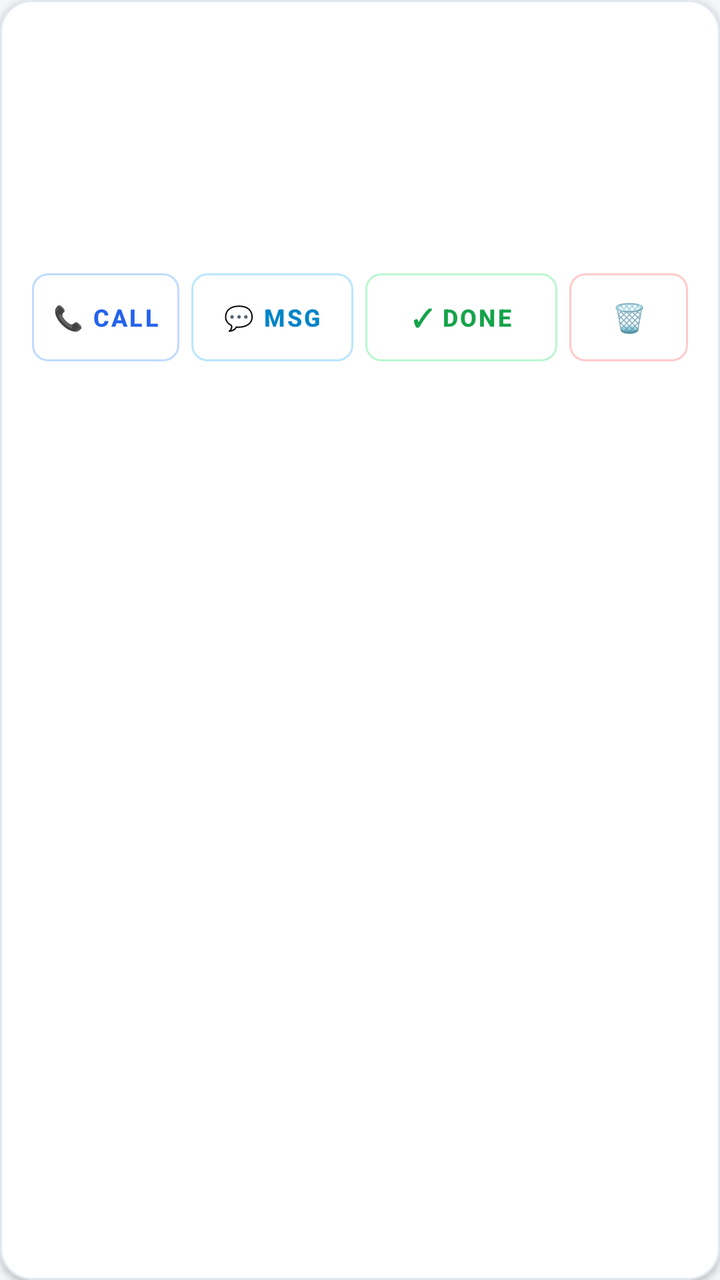
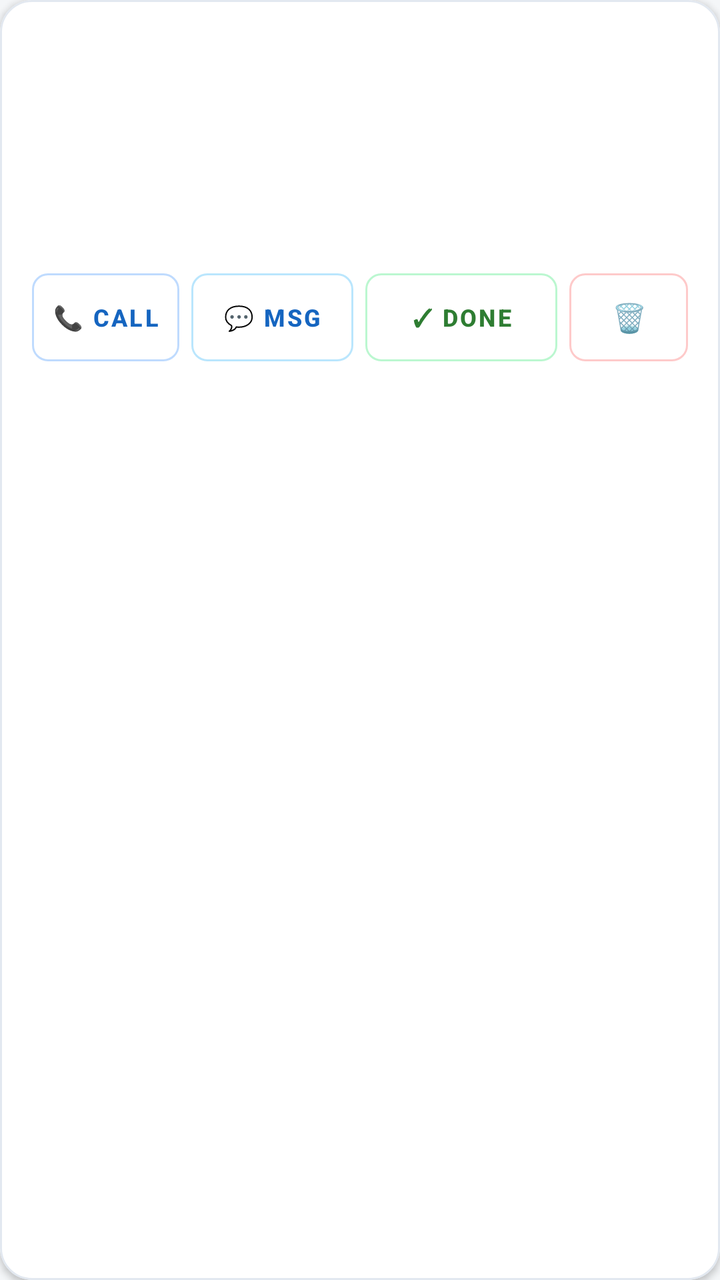

The first picture is an Android layout as it rendered before a commit; the second is the same layout after the commit. The layout source and the unified diff follow.
<!-- AndroidManifest.xml: application theme Theme.Dukaan -->
<!-- res/layout/item_lead.xml -->
<?xml version="1.0" encoding="utf-8"?>
<com.google.android.material.card.MaterialCardView xmlns:android="http://schemas.android.com/apk/res/android"
    xmlns:app="http://schemas.android.com/apk/res-auto"
    android:layout_width="match_parent"
    android:layout_height="wrap_content"
    android:layout_marginStart="12dp"
    android:layout_marginTop="6dp"
    android:layout_marginEnd="12dp"
    android:layout_marginBottom="6dp"
    app:cardBackgroundColor="@color/card_bg"
    app:cardCornerRadius="16dp"
    app:cardElevation="2dp"
    app:strokeColor="#E2E8F0"
    app:strokeWidth="1dp">

    <LinearLayout
        android:layout_width="match_parent"
        android:layout_height="wrap_content"
        android:orientation="vertical"
        android:padding="16dp">

        
        <LinearLayout
            android:layout_width="match_parent"
            android:layout_height="wrap_content"
            android:gravity="center_vertical"
            android:orientation="horizontal">

            <TextView
                android:id="@+id/tvTypeBadge"
                android:layout_width="wrap_content"
                android:layout_height="wrap_content"
                android:layout_marginEnd="8dp"
                android:paddingStart="8dp"
                android:paddingTop="3dp"
                android:paddingEnd="8dp"
                android:paddingBottom="3dp"
                android:textSize="11sp"
                android:textStyle="bold" />

            <TextView
                android:id="@+id/tvName"
                android:layout_width="0dp"
                android:layout_height="wrap_content"
                android:layout_weight="1"
                android:textColor="@color/text_primary"
                android:textSize="17sp"
                android:textStyle="bold" />

            <TextView
                android:id="@+id/tvStatus"
                android:layout_width="wrap_content"
                android:layout_height="wrap_content"
                android:paddingStart="10dp"
                android:paddingTop="3dp"
                android:paddingEnd="10dp"
                android:paddingBottom="3dp"
                android:textSize="12sp"
                android:textStyle="bold" />
        </LinearLayout>

        
        <TextView
            android:id="@+id/tvAmount"
            android:layout_width="wrap_content"
            android:layout_height="wrap_content"
            android:layout_marginTop="6dp"
            android:textColor="#16A34A"
            android:textSize="18sp"
            android:textStyle="bold"
            android:visibility="gone" />

        
        <TextView
            android:id="@+id/tvProduct"
            android:layout_width="match_parent"
            android:layout_height="wrap_content"
            android:layout_marginTop="4dp"
            android:textColor="#334155"
            android:textSize="14sp" />

        
        <TextView
            android:id="@+id/tvExtra"
            android:layout_width="match_parent"
            android:layout_height="wrap_content"
            android:layout_marginTop="2dp"
            android:textColor="#475569"
            android:textSize="13sp" />

        
        <TextView
            android:id="@+id/tvAssignedEmployee"
            android:layout_width="wrap_content"
            android:layout_height="wrap_content"
            android:layout_marginTop="4dp"
            android:background="#EDE9FE"
            android:paddingStart="8dp"
            android:paddingTop="2dp"
            android:paddingEnd="8dp"
            android:paddingBottom="2dp"
            android:textColor="#5B21B6"
            android:textSize="12sp"
            android:textStyle="bold"
            android:visibility="gone" />

        
        <TextView
            android:id="@+id/tvDate"
            android:layout_width="match_parent"
            android:layout_height="wrap_content"
            android:layout_marginTop="4dp"
            android:textColor="#64748B"
            android:textSize="13sp" />

        
        <TextView
            android:id="@+id/tvNote"
            android:layout_width="match_parent"
            android:layout_height="wrap_content"
            android:layout_marginTop="4dp"
            android:ellipsize="end"
            android:maxLines="2"
            android:textColor="#64748B"
            android:textSize="13sp" />

        
        <LinearLayout
            android:id="@+id/layoutVoice"
            android:layout_width="match_parent"
            android:layout_height="wrap_content"
            android:layout_marginTop="10dp"
            android:background="@drawable/bg_voice_note"
            android:gravity="center_vertical"
            android:orientation="horizontal"
            android:paddingStart="12dp"
            android:paddingTop="8dp"
            android:paddingEnd="12dp"
            android:paddingBottom="8dp"
            android:visibility="gone">

            <ImageView
                android:id="@+id/ivAudioIcon"
                android:layout_width="22dp"
                android:layout_height="22dp"
                android:src="@drawable/ic_volume_up" />

            <TextView
                android:id="@+id/tvVoiceLabel"
                android:layout_width="0dp"
                android:layout_height="wrap_content"
                android:layout_marginStart="8dp"
                android:layout_weight="1"
                android:text="Voice note attached"
                android:textColor="#065F46"
                android:textSize="13sp"
                android:textStyle="bold" />

            <com.google.android.material.button.MaterialButton
                android:id="@+id/btnPlayVoice"
                android:layout_width="wrap_content"
                android:layout_height="36dp"
                android:backgroundTint="#059669"
                android:insetTop="0dp"
                android:insetBottom="0dp"
                android:paddingStart="12dp"
                android:paddingEnd="12dp"
                android:text="▶ LISTEN"
                android:textColor="@android:color/white"
                android:textSize="12sp"
                android:textStyle="bold"
                app:cornerRadius="18dp" />
        </LinearLayout>

        
        <LinearLayout
            android:layout_width="match_parent"
            android:layout_height="wrap_content"
            android:layout_marginTop="12dp"
            android:gravity="center_vertical"
            android:orientation="horizontal">

            <com.google.android.material.button.MaterialButton
                android:id="@+id/btnCall"
                style="@style/Widget.MaterialComponents.Button.OutlinedButton"
                android:layout_width="0dp"
                android:layout_height="44dp"
                android:layout_marginEnd="3dp"
                android:layout_weight="1"
                android:insetTop="0dp"
                android:insetBottom="0dp"
                android:padding="0dp"
                android:text="📞 CALL"
                android:textColor="#2563EB"
                android:textSize="12sp"
                android:textStyle="bold"
                app:cornerRadius="8dp"
                app:strokeColor="#BFDBFE" />

            <com.google.android.material.button.MaterialButton
                android:id="@+id/btnMessage"
                style="@style/Widget.MaterialComponents.Button.OutlinedButton"
                android:layout_width="0dp"
                android:layout_height="44dp"
                android:layout_marginStart="3dp"
                android:layout_marginEnd="3dp"
                android:layout_weight="1.1"
                android:insetTop="0dp"
                android:insetBottom="0dp"
                android:padding="0dp"
                android:text="💬 MSG"
                android:textColor="#0284C7"
                android:textSize="12sp"
                android:textStyle="bold"
                app:cornerRadius="8dp"
                app:strokeColor="#BAE6FD" />

            <com.google.android.material.button.MaterialButton
                android:id="@+id/btnDone"
                style="@style/Widget.MaterialComponents.Button.OutlinedButton"
                android:layout_width="0dp"
                android:layout_height="44dp"
                android:layout_marginStart="3dp"
                android:layout_marginEnd="3dp"
                android:layout_weight="1.3"
                android:insetTop="0dp"
                android:insetBottom="0dp"
                android:padding="0dp"
                android:text="✓ DONE"
                android:textColor="#16A34A"
                android:textSize="12sp"
                android:textStyle="bold"
                app:cornerRadius="8dp"
                app:strokeColor="#BBF7D0" />

            <com.google.android.material.button.MaterialButton
                android:id="@+id/btnDelete"
                style="@style/Widget.MaterialComponents.Button.OutlinedButton"
                android:layout_width="0dp"
                android:layout_height="44dp"
                android:layout_marginStart="3dp"
                android:layout_weight="0.8"
                android:insetTop="0dp"
                android:insetBottom="0dp"
                android:padding="0dp"
                android:text="🗑️"
                android:textColor="#DC2626"
                android:textSize="14sp"
                app:cornerRadius="8dp"
                app:strokeColor="#FECACA" />
        </LinearLayout>
    </LinearLayout>
</com.google.android.material.card.MaterialCardView>
<!-- resources referenced by this layout -->
<resources>
  <color name="card_bg">#FFFFFF</color>
  <color name="text_primary">#0F172A</color>
  <!-- drawable bg_voice_note (drawable) -->
  <?xml version="1.0" encoding="utf-8"?>
  <shape xmlns:android="http://schemas.android.com/apk/res/android"
      android:shape="rectangle">
      <corners android:radius="10dp" />
      <solid android:color="#F0FDF4" />
      <stroke
          android:width="1dp"
          android:color="#BBF7D0" />
  </shape>
  <!-- drawable ic_volume_up (drawable) -->
  <vector xmlns:android="http://schemas.android.com/apk/res/android"
      android:width="24dp"
      android:height="24dp"
      android:viewportWidth="24"
      android:viewportHeight="24">
    <path
        android:fillColor="#0D9488"
        android:pathData="M3,9v6h4l5,5V4L7,9H3zm13.5,3c0,-1.77 -1.02,-3.29 -2.5,-4.03v8.05c1.48,-0.73 2.5,-2.25 2.5,-4.02zM14,3.23v2.06c2.89,0.86 5,3.54 5,6.71s-2.11,5.85 -5,6.71v2.06c4.01,-0.91 7,-4.49 7,-8.77s-2.99,-7.86 -7,-8.77z"/>
  </vector>
  <style name="Theme.Dukaan" parent="Theme.MaterialComponents.DayNight.NoActionBar">
          <item name="colorPrimary">@color/primary</item>
          <item name="colorPrimaryVariant">@color/primary_dark</item>
          <item name="colorOnPrimary">@android:color/white</item>
          <item name="colorSecondary">@color/accent</item>
          <item name="android:statusBarColor">@color/primary_dark</item>
          <item name="android:windowBackground">@color/bg</item>
      </style>
  <color name="primary">#1565C0</color>
  <color name="primary_dark">#0D47A1</color>
  <color name="accent">#00897B</color>
  <color name="bg">#F4F6F8</color>
</resources>

<!-- the commit's change to res/layout/item_lead.xml (unified diff, before → after) -->
@@ -10,7 +10,7 @@
     app:cardBackgroundColor="@color/card_bg"
     app:cardCornerRadius="16dp"
     app:cardElevation="2dp"
-    app:strokeColor="#E2E8F0"
+    app:strokeColor="@color/divider_color"
     app:strokeWidth="1dp">
 
     <LinearLayout
@@ -76,7 +76,7 @@
             android:layout_width="match_parent"
             android:layout_height="wrap_content"
             android:layout_marginTop="4dp"
-            android:textColor="#334155"
+            android:textColor="@color/text_primary"
             android:textSize="14sp" />
 
         
@@ -85,7 +85,7 @@
             android:layout_width="match_parent"
             android:layout_height="wrap_content"
             android:layout_marginTop="2dp"
-            android:textColor="#475569"
+            android:textColor="@color/text_secondary"
             android:textSize="13sp" />
 
         
@@ -94,12 +94,12 @@
             android:layout_width="wrap_content"
             android:layout_height="wrap_content"
             android:layout_marginTop="4dp"
-            android:background="#EDE9FE"
+            android:background="@drawable/bg_badge_service"
             android:paddingStart="8dp"
             android:paddingTop="2dp"
             android:paddingEnd="8dp"
             android:paddingBottom="2dp"
-            android:textColor="#5B21B6"
+            android:textColor="@color/badge_service_text"
             android:textSize="12sp"
             android:textStyle="bold"
             android:visibility="gone" />
@@ -110,7 +110,7 @@
             android:layout_width="match_parent"
             android:layout_height="wrap_content"
             android:layout_marginTop="4dp"
-            android:textColor="#64748B"
+            android:textColor="@color/text_secondary"
             android:textSize="13sp" />
 
         
@@ -121,7 +121,7 @@
             android:layout_marginTop="4dp"
             android:ellipsize="end"
             android:maxLines="2"
-            android:textColor="#64748B"
+            android:textColor="@color/text_secondary"
             android:textSize="13sp" />
 
         
@@ -143,6 +143,7 @@
                 android:id="@+id/ivAudioIcon"
                 android:layout_width="22dp"
                 android:layout_height="22dp"
+                app:tint="@color/voice_note_text"
                 android:src="@drawable/ic_volume_up" />
 
             <TextView
@@ -152,7 +153,7 @@
                 android:layout_marginStart="8dp"
                 android:layout_weight="1"
                 android:text="Voice note attached"
-                android:textColor="#065F46"
+                android:textColor="@color/voice_note_text"
                 android:textSize="13sp"
                 android:textStyle="bold" />
 
@@ -191,11 +192,11 @@
                 android:insetBottom="0dp"
                 android:padding="0dp"
                 android:text="📞 CALL"
-                android:textColor="#2563EB"
-                android:textSize="12sp"
-                android:textStyle="bold"
-                app:cornerRadius="8dp"
-                app:strokeColor="#BFDBFE" />
+                android:textColor="@color/blue"
+                android:textSize="12sp"
+                android:textStyle="bold"
+                app:cornerRadius="8dp"
+                app:strokeColor="@color/btn_stroke_blue" />
 
             <com.google.android.material.button.MaterialButton
                 android:id="@+id/btnMessage"
@@ -209,11 +210,11 @@
                 android:insetBottom="0dp"
                 android:padding="0dp"
                 android:text="💬 MSG"
-                android:textColor="#0284C7"
-                android:textSize="12sp"
-                android:textStyle="bold"
-                app:cornerRadius="8dp"
-                app:strokeColor="#BAE6FD" />
+                android:textColor="@color/primary"
+                android:textSize="12sp"
+                android:textStyle="bold"
+                app:cornerRadius="8dp"
+                app:strokeColor="@color/btn_stroke_cyan" />
 
             <com.google.android.material.button.MaterialButton
                 android:id="@+id/btnDone"
@@ -227,11 +228,11 @@
                 android:insetBottom="0dp"
                 android:padding="0dp"
                 android:text="✓ DONE"
-                android:textColor="#16A34A"
-                android:textSize="12sp"
-                android:textStyle="bold"
-                app:cornerRadius="8dp"
-                app:strokeColor="#BBF7D0" />
+                android:textColor="@color/green"
+                android:textSize="12sp"
+                android:textStyle="bold"
+                app:cornerRadius="8dp"
+                app:strokeColor="@color/btn_stroke_green" />
 
             <com.google.android.material.button.MaterialButton
                 android:id="@+id/btnDelete"
@@ -244,10 +245,10 @@
                 android:insetBottom="0dp"
                 android:padding="0dp"
                 android:text="🗑️"
-                android:textColor="#DC2626"
+                android:textColor="@color/red"
                 android:textSize="14sp"
                 app:cornerRadius="8dp"
-                app:strokeColor="#FECACA" />
+                app:strokeColor="@color/btn_stroke_red" />
         </LinearLayout>
     </LinearLayout>
 </com.google.android.material.card.MaterialCardView>
<!-- resource entries referenced after the edit -->
@@ -1,16 +1,33 @@
 <!-- resources referenced by this layout -->
 <resources>
+  <color name="badge_service_text">#512DA8</color>
+  <color name="blue">#1565C0</color>
+  <color name="btn_stroke_blue">#BFDBFE</color>
+  <color name="btn_stroke_cyan">#BAE6FD</color>
+  <color name="btn_stroke_green">#BBF7D0</color>
+  <color name="btn_stroke_red">#FECACA</color>
   <color name="card_bg">#FFFFFF</color>
+  <color name="divider_color">#E2E8F0</color>
+  <color name="green">#2E7D32</color>
   <color name="text_primary">#0F172A</color>
+  <color name="text_secondary">#64748B</color>
+  <color name="voice_note_text">#065F46</color>
+  <!-- drawable bg_badge_service (drawable) -->
+  <?xml version="1.0" encoding="utf-8"?>
+  <shape xmlns:android="http://schemas.android.com/apk/res/android"
+      android:shape="rectangle">
+      <corners android:radius="6dp" />
+      <solid android:color="@color/badge_service_bg" />
+  </shape>
   <!-- drawable bg_voice_note (drawable) -->
   <?xml version="1.0" encoding="utf-8"?>
   <shape xmlns:android="http://schemas.android.com/apk/res/android"
       android:shape="rectangle">
       <corners android:radius="10dp" />
-      <solid android:color="#F0FDF4" />
+      <solid android:color="@color/voice_note_bg" />
       <stroke
           android:width="1dp"
-          android:color="#BBF7D0" />
+          android:color="@color/voice_note_stroke" />
   </shape>
   <!-- drawable ic_volume_up (drawable) -->
   <vector xmlns:android="http://schemas.android.com/apk/res/android"
@@ -30,7 +47,11 @@
           <item name="android:statusBarColor">@color/primary_dark</item>
           <item name="android:windowBackground">@color/bg</item>
       </style>
+  <color name="badge_service_bg">#EDE7F6</color>
+  <color name="voice_note_bg">#F0FDF4</color>
+  <color name="voice_note_stroke">#BBF7D0</color>
   <color name="primary">#1565C0</color>
+  <color name="red">#D32F2F</color>
   <color name="primary_dark">#0D47A1</color>
   <color name="accent">#00897B</color>
   <color name="bg">#F4F6F8</color>
